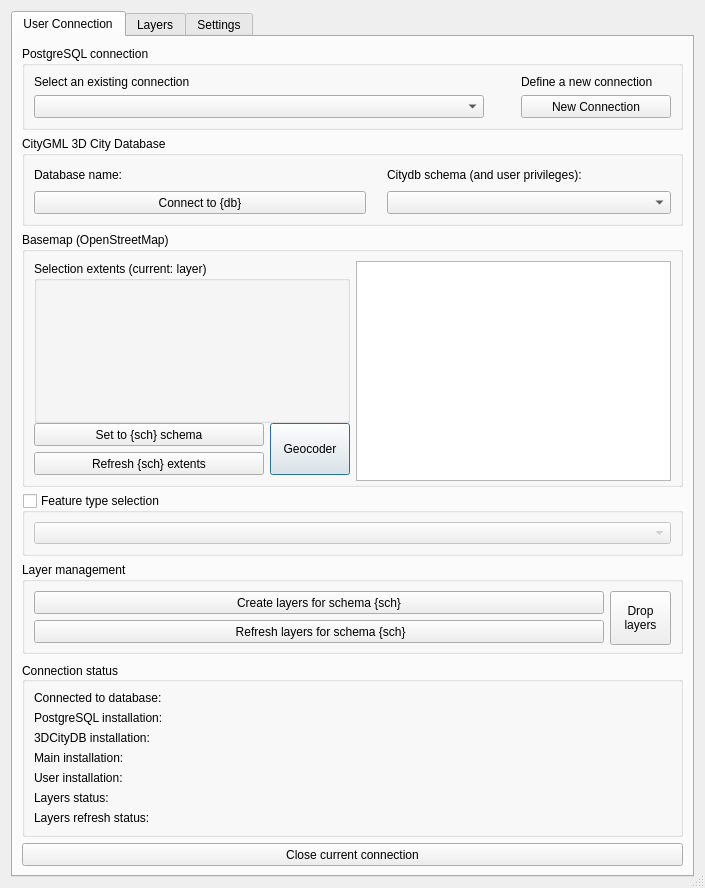
Old version of the form cdb4/gui_loader/ui/cdb4_loader_dialog.ui in the repository tendaiwbm/cdbloader.
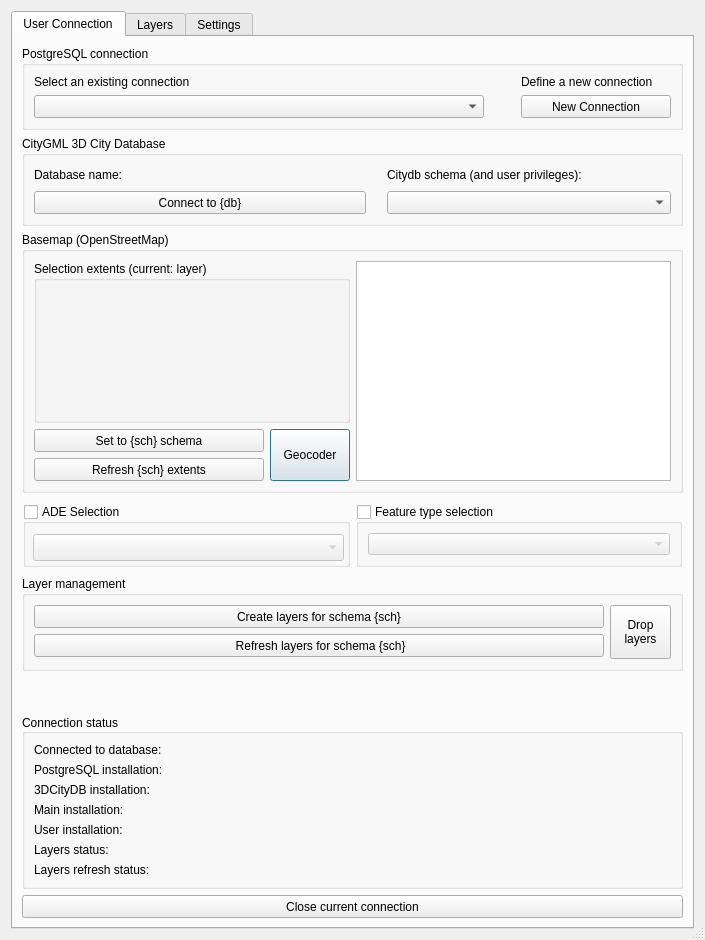
New version of the form. Icons and pictures are not drawn. Custom widgets are drawn as their Qt base class.

```diff
--- a/cdb4/gui_loader/ui/cdb4_loader_dialog.ui
+++ b/cdb4/gui_loader/ui/cdb4_loader_dialog.ui
@@ -13,7 +13,7 @@
     <x>0</x>
     <y>0</y>
     <width>705</width>
-    <height>853</height>
+    <height>940</height>
    </rect>
   </property>
   <property name="sizePolicy">
@@ -606,41 +606,98 @@
         </widget>
        </item>
        <item>
-        <widget class="QGroupBox" name="gbxFeatSel">
-         <property name="enabled">
-          <bool>true</bool>
+        <layout class="QHBoxLayout" name="horizontalLayout_4">
+         <property name="leftMargin">
+          <number>1</number>
          </property>
-         <property name="sizePolicy">
-          <sizepolicy hsizetype="Preferred" vsizetype="Maximum">
-           <horstretch>0</horstretch>
-           <verstretch>0</verstretch>
-          </sizepolicy>
+         <property name="topMargin">
+          <number>5</number>
          </property>
-         <property name="minimumSize">
-          <size>
-           <width>0</width>
-           <height>0</height>
-          </size>
+         <property name="rightMargin">
+          <number>1</number>
          </property>
-         <property name="title">
-          <string>Feature type selection</string>
+         <property name="bottomMargin">
+          <number>3</number>
          </property>
-         <property name="checkable">
-          <bool>true</bool>
-         </property>
-         <property name="checked">
-          <bool>false</bool>
-         </property>
-         <layout class="QGridLayout" name="gridLayout_4">
-          <item row="0" column="0">
-           <widget class="QgsCheckableComboBox" name="cbxFeatType">
+         <item>
+          <widget class="QGroupBox" name="gbxAdeSelect">
+           <property name="title">
+            <string>ADE Selection</string>
+           </property>
+           <property name="checkable">
+            <bool>true</bool>
+           </property>
+           <property name="checked">
+            <bool>false</bool>
+           </property>
+           <widget class="QgsCheckableComboBox" name="cbxAdeSelect">
+            <property name="geometry">
+             <rect>
+              <x>10</x>
+              <y>30</y>
+              <width>311</width>
+              <height>27</height>
+             </rect>
+            </property>
+            <property name="maximumSize">
+             <size>
+              <width>350000</width>
+              <height>16777215</height>
+             </size>
+            </property>
             <property name="defaultText">
              <string>Select feature type(s)</string>
             </property>
            </widget>
-          </item>
-         </layout>
-        </widget>
+          </widget>
+         </item>
+         <item>
+          <widget class="QGroupBox" name="gbxFeatSel">
+           <property name="enabled">
+            <bool>true</bool>
+           </property>
+           <property name="sizePolicy">
+            <sizepolicy hsizetype="Preferred" vsizetype="Maximum">
+             <horstretch>0</horstretch>
+             <verstretch>0</verstretch>
+            </sizepolicy>
+           </property>
+           <property name="minimumSize">
+            <size>
+             <width>0</width>
+             <height>0</height>
+            </size>
+           </property>
+           <property name="maximumSize">
+            <size>
+             <width>350</width>
+             <height>16777215</height>
+            </size>
+           </property>
+           <property name="layoutDirection">
+            <enum>Qt::LeftToRight</enum>
+           </property>
+           <property name="title">
+            <string>Feature type selection</string>
+           </property>
+           <property name="checkable">
+            <bool>true</bool>
+           </property>
+           <property name="checked">
+            <bool>false</bool>
+           </property>
+           <layout class="QGridLayout" name="gridLayout_4">
+            <item row="1" column="0">
+             <widget class="QgsCheckableComboBox" name="cbxFeatType">
+              <property name="defaultText">
+               <string>Select feature type(s)</string>
+              </property>
+             </widget>
+            </item>
+           </layout>
+          </widget>
+         </item>
+        </layout>
        </item>
        <item>
         <widget class="QGroupBox" name="gbxLayerButtons">
```
Left out of the diff: 140 changed lines with no effect on the pictures.
